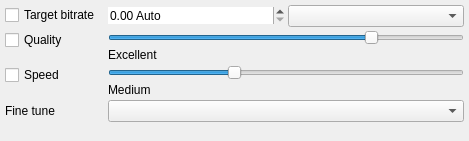
The window that src/UI/Blocks/blockvideobitrate.ui (RxLaboratory/DuME) describes before a commit, drawn with Qt 5.
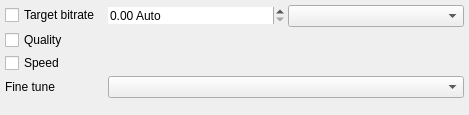
The same window after the commit. Custom widgets are drawn as their Qt base class.

What changed in the file:
```diff
--- a/src/UI/Blocks/blockvideobitrate.ui
+++ b/src/UI/Blocks/blockvideobitrate.ui
@@ -7,7 +7,7 @@
     <x>0</x>
     <y>0</y>
     <width>469</width>
-    <height>141</height>
+    <height>115</height>
    </rect>
   </property>
   <property name="windowTitle">
@@ -106,47 +106,6 @@
       <property name="bottomMargin">
        <number>0</number>
       </property>
-      <item>
-       <widget class="QSlider" name="videoQualitySlider">
-        <property name="sizePolicy">
-         <sizepolicy hsizetype="Minimum" vsizetype="Fixed">
-          <horstretch>0</horstretch>
-          <verstretch>0</verstretch>
-         </sizepolicy>
-        </property>
-        <property name="maximum">
-         <number>100</number>
-        </property>
-        <property name="singleStep">
-         <number>10</number>
-        </property>
-        <property name="value">
-         <number>75</number>
-        </property>
-        <property name="orientation">
-         <enum>Qt::Horizontal</enum>
-        </property>
-       </widget>
-      </item>
-      <item>
-       <widget class="QLabel" name="qualityLabel">
-        <property name="minimumSize">
-         <size>
-          <width>150</width>
-          <height>0</height>
-         </size>
-        </property>
-        <property name="maximumSize">
-         <size>
-          <width>150</width>
-          <height>16777215</height>
-         </size>
-        </property>
-        <property name="text">
-         <string>Excellent</string>
-        </property>
-       </widget>
-      </item>
      </layout>
     </widget>
    </item>
@@ -184,47 +143,6 @@
       <property name="bottomMargin">
        <number>0</number>
       </property>
-      <item>
-       <widget class="QSlider" name="speedSlider">
-        <property name="sizePolicy">
-         <sizepolicy hsizetype="Minimum" vsizetype="Fixed">
-          <horstretch>0</horstretch>
-          <verstretch>0</verstretch>
-         </sizepolicy>
-        </property>
-        <property name="maximum">
-         <number>100</number>
-        </property>
-        <property name="singleStep">
-         <number>10</number>
-        </property>
-        <property name="value">
-         <number>35</number>
-        </property>
-        <property name="orientation">
-         <enum>Qt::Horizontal</enum>
-        </property>
-       </widget>
-      </item>
-      <item>
-       <widget class="QLabel" name="speedLabel">
-        <property name="minimumSize">
-         <size>
-          <width>150</width>
-          <height>0</height>
-         </size>
-        </property>
-        <property name="maximumSize">
-         <size>
-          <width>150</width>
-          <height>16777215</height>
-         </size>
-        </property>
-        <property name="text">
-         <string>Medium</string>
-        </property>
-       </widget>
-      </item>
      </layout>
     </widget>
    </item>
```
Left out of the diff: 4 changed lines with no effect on the pictures.
